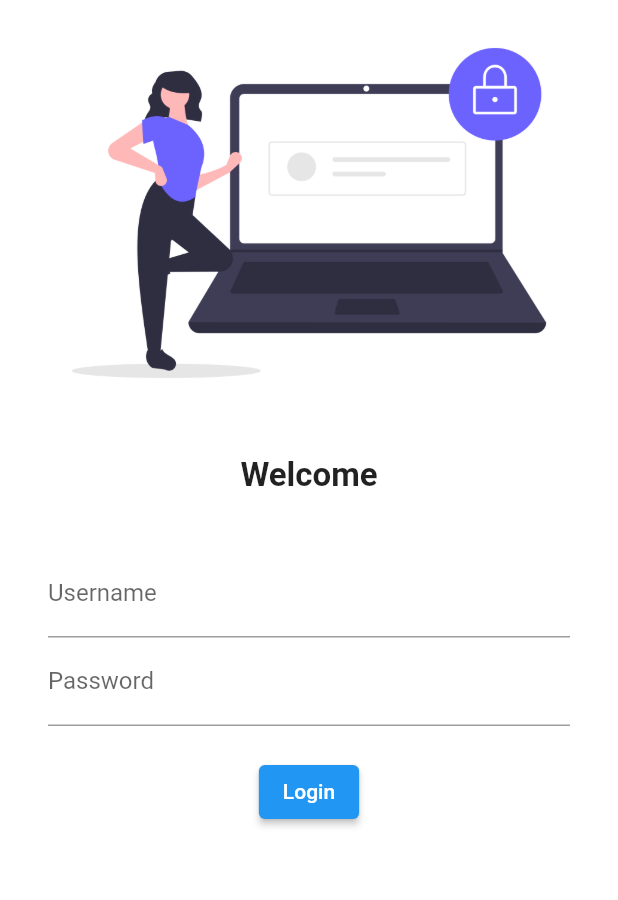
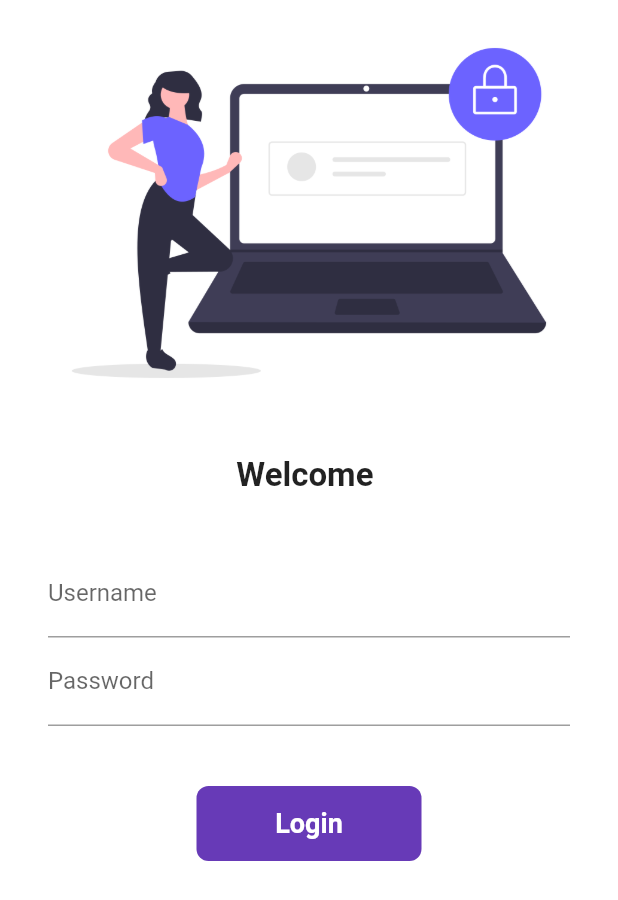
Before and after one commit to Nishantsingh45/30daysofflutter, a Flutter app: the screen it shows after launch, on a phone screen of 412 x 824 dp. Shown: the top 900 px of the screen. Run offline on Flutter 3.47's test engine with Material 2 defaults, Android fonts, the phone set to English and light mode, and no system bars.

Commit message:
Day6 completed

```diff
--- a/lib/Pages/Login.dart
+++ b/lib/Pages/Login.dart
@@ -1,7 +1,14 @@
 import 'package:flutter/material.dart';
 import 'package:flutter_application_1/utils/Routes.dart';
 
-class Loginpage extends StatelessWidget {
+class Loginpage extends StatefulWidget {
+  @override
+  State<Loginpage> createState() => _LoginpageState();
+}
+
+class _LoginpageState extends State<Loginpage> {
+  String name = "";
+  bool changeButton = false;
   @override
   Widget build(BuildContext context) {
     return Material(
@@ -17,7 +24,7 @@ class Loginpage extends StatelessWidget {
                 height: 20.0,
               ),
               Text(
-                "Welcome",
+                "Welcome $name",
                 style: TextStyle(fontSize: 22, fontWeight: FontWeight.bold),
               ),
               SizedBox(
@@ -33,6 +40,10 @@ class Loginpage extends StatelessWidget {
                         hintText: "Enter Username",
                         labelText: "Username",
                       ),
+                      onChanged: (value) {
+                        name = value;
+                        setState(() {});
+                      },
                     ),
                     TextFormField(
                       obscureText: true,
@@ -42,15 +53,47 @@ class Loginpage extends StatelessWidget {
                       ),
                     ),
                     SizedBox(
-                      height: 20.0,
+                      height: 40.0,
                     ),
-                    ElevatedButton(
-                      child: Text("Login"),
-                      style: TextButton.styleFrom(),
-                      onPressed: () {
+                    InkWell(
+                      onTap: () async {
+                        setState(() {
+                          changeButton = true;
+                        });
+                        await Future.delayed(Duration(seconds: 1));
                         Navigator.pushNamed(context, myroutes.homeroute);
                       },
-                    )
+                      child: AnimatedContainer(
+                        duration: Duration(seconds: 1),
+                        width: changeButton ? 50 : 150,
+                        height: 50,
+                        alignment: Alignment.center,
+                        child: changeButton
+                            ? Icon(
+                                Icons.done,
+                                color: Colors.white,
+                              )
+                            : Text(
+                                "Login",
+                                style: TextStyle(
+                                    color: Colors.white,
+                                    fontWeight: FontWeight.bold,
+                                    fontSize: 18),
+                              ),
+                        decoration: BoxDecoration(
+                          color: Colors.deepPurple,
+                          borderRadius:
+                              BorderRadius.circular(changeButton ? 50 : 8),
+                        ),
+                      ),
+                    ),
+                    // ElevatedButton(
+                    // child: Text("Login"),
+                    // style: TextButton.styleFrom(),
+                    //onPressed: () {
+                    // Navigator.pushNamed(context, myroutes.homeroute);
+                    // },
+                    // )
                   ],
                 ),
               )
```
